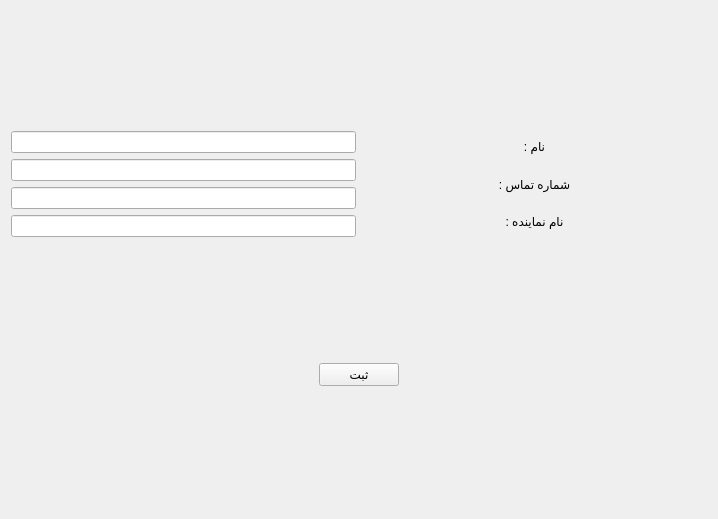
The window that customerform.ui (kia-far/QtDBS) describes before a commit, drawn with Qt 5.
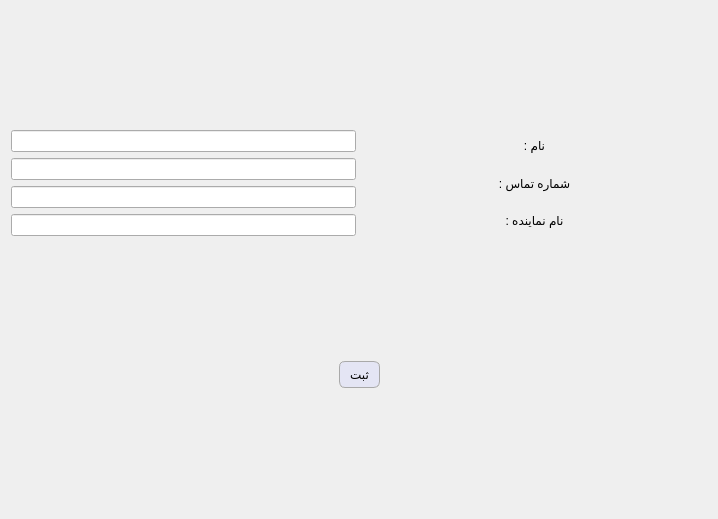
The same window after the commit.

Commit message: added stylesheet for buttons

Patch:
```diff
--- a/customerform.ui
+++ b/customerform.ui
@@ -14,7 +14,30 @@
    <string>Form</string>
   </property>
   <property name="styleSheet">
-   <string notr="true">font: 12pt &quot;Segoe UI&quot;;</string>
+   <string notr="true">QPushButton {
+    background-color: rgb(228, 229, 244); /* Light gray background */
+    border: 1px solid #a9a9a9; /* Darker gray border for a 3D effect */
+    border-radius: 6px; /* Rounded corners */
+    padding: 5px 10px; /* Padding for a button-like appearance */
+    color: black; /* Text color */
+    
+    /* Subtle gradient for a shiny effect */
+    background: qlineargradient(spread:pad, x1:0, y1:0, x2:0, y2:1, 
+                                stop:0 #f0f0f0, stop:1 #d3d3d3);
+}
+
+QPushButton:hover {
+    background-color: #e6e6e6; /* Change to a lighter shade on hover */
+    border-color: #b0b0b0; /* Change border color on hover */
+}
+
+QPushButton:pressed {
+    background-color: #bfbfbf; /* Darker gray when pressed */
+    border-color: #808080; /* Slightly darker border when pressed */
+}
+
+
+QWidget {font: 12pt &quot;Segoe UI&quot;;}</string>
   </property>
   <layout class="QVBoxLayout" name="verticalLayout">
    <item>
```
The commit also changes 29 other files.
